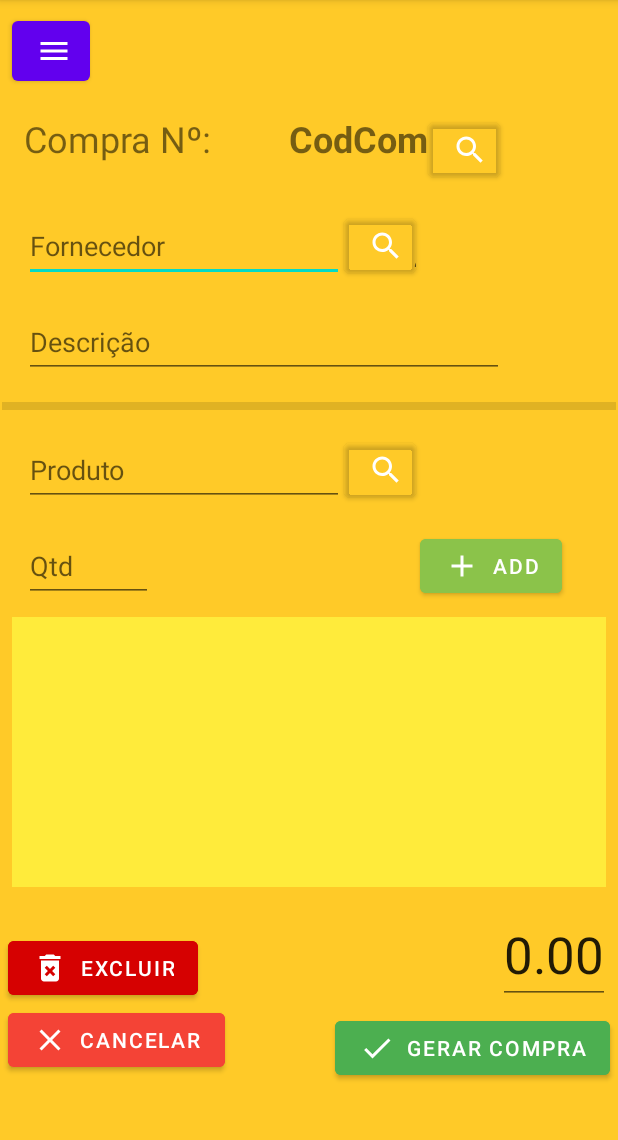
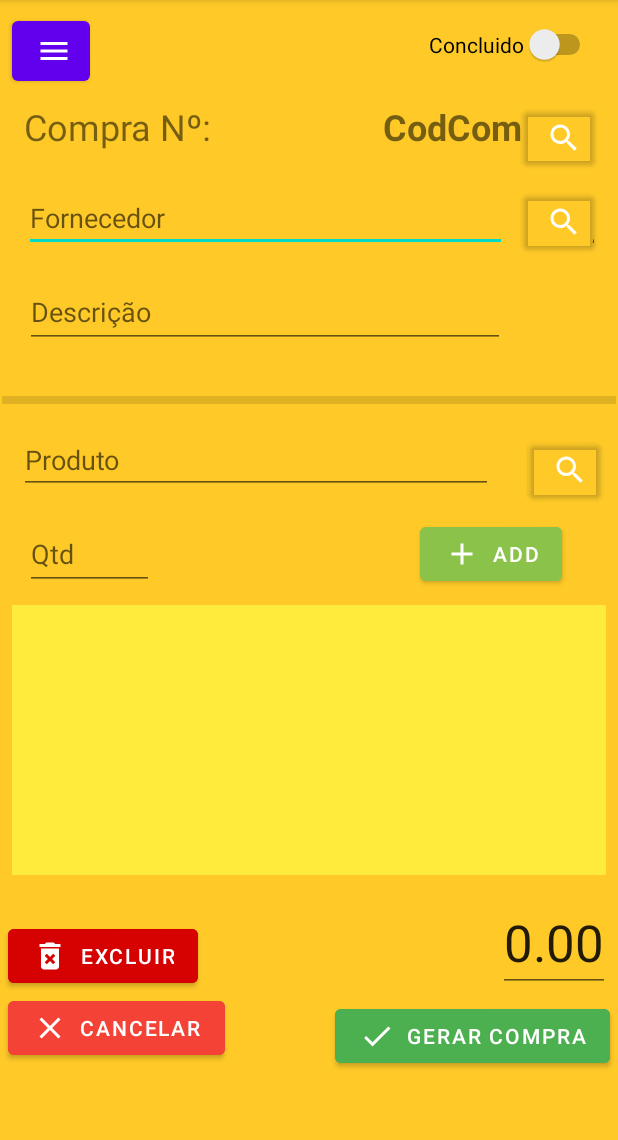
Before and after one commit to r4f4siqueira/BVenda, an Android app: the compra screen opened directly, with no data from a screen before it, on a phone screen of 412 x 824 dp, the part 84-1224 px from its top. Run offline under Robolectric (Android 15) with nearby library versions, the phone set to English and light mode, and no system bars.

Commit message:
Concluído (Venda e Compra)
Adicionado a informação de concluído na venda e na compra, para saber qual podemos continuar editando e qual já foi encerrada;

```diff
--- a/app/src/main/java/uakas/com/bvenda/compra.java
+++ b/app/src/main/java/uakas/com/bvenda/compra.java
@@ -12,6 +12,7 @@ import android.widget.ArrayAdapter;
 import android.widget.Button;
 import android.widget.EditText;
 import android.widget.ListView;
+import android.widget.Switch;
 import android.widget.TextView;
 import android.widget.Toast;
 
@@ -44,6 +45,7 @@ public class compra extends AppCompatActivity {
     private ItemCompra ic;
     private Produto produto;
     private Pessoa pessoa;
+    private Switch switchConcluido;
 
 
     @Override
@@ -57,6 +59,7 @@ public class compra extends AppCompatActivity {
         Textoquantidade = findViewById(R.id.etCompraQuantidade);
         ListaItens = findViewById(R.id.lvItensCompra);
         Textoid_produto = findViewById(R.id.etCompraProduto);
+        switchConcluido = findViewById(R.id.swCompra);
         // se clicou pra editar
         Intent it = getIntent();
         if(it.getSerializableExtra("objeto")!=null){ // verifica se foi passado algum objeto para editar
@@ -76,6 +79,8 @@ public class compra extends AppCompatActivity {
             }
             if (c.getValor() != null)
                 Textovalor.setText(c.getValor()+"");
+            if (c.getConcluido() !=null)
+                switchConcluido.setChecked(c.getConcluido());
         } else {
             c = new Compra();
         }
@@ -126,6 +131,8 @@ public class compra extends AppCompatActivity {
                         Textoid_fornecedor.setText(c.getId_fornecedor()+"");
                     if (c.getValor() != null)
                         Textovalor.setText(c.getValor()+"");
+                    if (c.getConcluido()!=null)
+                        switchConcluido.setChecked(c.getConcluido());
                     List<EntidadeBanco> lista = BDDados.Listar(new Pessoa(), getApplicationContext(), null, "id = ?", new String[]{Textoid_fornecedor.getText().toString()});// muito cuidado usando essa funcao, qualquer coisa no campos quebra ela
                     if (lista.get(0) != null){ // protecao para caso nao exista mais o fornecedor com esse ID
                         pessoa = (Pessoa) lista.get(0);
@@ -159,6 +166,7 @@ public class compra extends AppCompatActivity {
         }
         c.setDescricao(Textodescricao.getText().toString());
         c.setValor(Float.parseFloat(Textovalor.getText().toString()));
+        c.setConcluido(switchConcluido.isChecked());
         if (!Textoid_fornecedor.getText().toString().equals("") && pessoa != null) {
             c.setId_fornecedor(pessoa.getId()); //pega da pessoa
         } else {
@@ -234,6 +242,7 @@ public class compra extends AppCompatActivity {
         Textoid_produto.setText("");
         Textoquantidade.setText("");
         Textovalor.setText("0.00");
+        switchConcluido.setChecked(false);
     }
 
     public void removerCompra (View view){
--- a/app/src/main/res/layout/activity_compra.xml
+++ b/app/src/main/res/layout/activity_compra.xml
@@ -23,25 +23,31 @@
 
             <EditText
                 android:id="@+id/etCompraFornecedor"
-                android:layout_width="0dp"
-                android:layout_height="48dp"
+                android:layout_width="322dp"
+                android:layout_height="44dp"
                 android:layout_marginStart="16dp"
-                android:layout_marginTop="16dp"
+                android:layout_marginTop="8dp"
+                android:layout_marginEnd="8dp"
                 android:ems="10"
                 android:hint="Fornecedor"
                 android:inputType="textPersonName"
+                app:layout_constraintEnd_toStartOf="@+id/btCompraPesquisaFornecedor"
+                app:layout_constraintHorizontal_bias="0.0"
                 app:layout_constraintStart_toStartOf="parent"
                 app:layout_constraintTop_toBottomOf="@+id/textView" />
 
             <EditText
                 android:id="@+id/etCompraProduto"
-                android:layout_width="0dp"
-                android:layout_height="48dp"
+                android:layout_width="316dp"
+                android:layout_height="44dp"
                 android:layout_marginStart="16dp"
                 android:layout_marginTop="16dp"
+                android:layout_marginEnd="8dp"
                 android:ems="10"
                 android:hint="Produto"
                 android:inputType="textPersonName"
+                app:layout_constraintEnd_toStartOf="@+id/btCompraPesquisaProduto"
+                app:layout_constraintHorizontal_bias="0.0"
                 app:layout_constraintStart_toStartOf="parent"
                 app:layout_constraintTop_toBottomOf="@+id/divider" />
 
@@ -50,7 +56,9 @@
                 android:layout_width="409dp"
                 android:layout_height="5dp"
                 android:layout_marginTop="16dp"
+                android:layout_marginBottom="12dp"
                 android:background="?android:attr/listDivider"
+                app:layout_constraintBottom_toTopOf="@+id/btCompraPesquisaProduto"
                 app:layout_constraintEnd_toEndOf="parent"
                 app:layout_constraintStart_toStartOf="parent"
                 app:layout_constraintTop_toBottomOf="@+id/etCompraDescricao" />
@@ -65,6 +73,7 @@
                 android:onClick="salvarItemCompra"
                 android:text="Add"
                 app:icon="@drawable/ic_baseline_add_24"
+                app:layout_constraintBottom_toTopOf="@+id/lvItensCompra"
                 app:layout_constraintEnd_toEndOf="parent"
                 app:layout_constraintTop_toBottomOf="@+id/etCompraProduto" />
 
@@ -72,13 +81,18 @@
                 android:id="@+id/btCompraPesquisaProduto"
                 android:layout_width="48dp"
                 android:layout_height="48dp"
-                android:layout_marginTop="16dp"
+                android:layout_marginStart="15dp"
+                android:layout_marginTop="8dp"
+                android:layout_marginEnd="16dp"
+                android:layout_marginBottom="8dp"
                 android:backgroundTint="#00FFFFFF"
                 android:hint="produto"
                 android:isScrollContainer="false"
                 android:onClick="listar"
                 android:textAlignment="center"
                 app:icon="@drawable/ic_baseline_search_24"
+                app:layout_constraintBottom_toTopOf="@+id/btCompraAddItem"
+                app:layout_constraintEnd_toEndOf="parent"
                 app:layout_constraintStart_toEndOf="@+id/etCompraProduto"
                 app:layout_constraintTop_toBottomOf="@+id/divider" />
 
@@ -88,9 +102,13 @@
                 android:layout_height="48dp"
                 android:layout_marginStart="16dp"
                 android:layout_marginTop="16dp"
+                android:layout_marginEnd="177dp"
+                android:layout_marginBottom="10dp"
                 android:ems="10"
                 android:hint="Qtd"
                 android:inputType="textPersonName"
+                app:layout_constraintBottom_toTopOf="@+id/lvItensCompra"
+                app:layout_constraintEnd_toStartOf="@+id/btCompraAddItem"
                 app:layout_constraintStart_toStartOf="parent"
                 app:layout_constraintTop_toBottomOf="@+id/etCompraProduto" />
 
@@ -98,29 +116,16 @@
                 android:id="@+id/btCompraPesquisaFornecedor"
                 android:layout_width="48dp"
                 android:layout_height="48dp"
-                android:layout_marginTop="16dp"
+                android:layout_marginTop="8dp"
+                android:layout_marginEnd="16dp"
                 android:backgroundTint="#00FFFFFF"
                 android:hint="fornecedor"
                 android:isScrollContainer="false"
                 android:onClick="listar"
                 android:textAlignment="center"
                 app:icon="@drawable/ic_baseline_search_24"
-                app:layout_constraintStart_toEndOf="@+id/etCompraFornecedor"
+                app:layout_constraintEnd_toEndOf="parent"
                 app:layout_constraintTop_toBottomOf="@+id/btCompraPesquisa" />
-
-            <Button
-                android:id="@+id/btCompraPesquisa"
-                android:layout_width="48dp"
-                android:layout_height="48dp"
-                android:layout_marginTop="16dp"
-                android:backgroundTint="#00FFFFFF"
-                android:hint="compra"
-                android:isScrollContainer="false"
-                android:onClick="listar"
-                android:textAlignment="center"
-                app:icon="@drawable/ic_baseline_search_24"
-                app:layout_constraintStart_toEndOf="@+id/tvCompraCod"
-                app:layout_constraintTop_toBottomOf="@+id/btCompraMenu" />
 
             <EditText
                 android:id="@+id/etCompraDescricao"
@@ -128,9 +133,13 @@
                 android:layout_height="48dp"
                 android:layout_marginStart="16dp"
                 android:layout_marginTop="16dp"
+                android:layout_marginEnd="75dp"
+                android:layout_marginBottom="16dp"
                 android:ems="10"
                 android:hint="Descrição"
                 android:inputType="textPersonName"
+                app:layout_constraintBottom_toTopOf="@+id/divider"
+                app:layout_constraintEnd_toEndOf="parent"
                 app:layout_constraintStart_toStartOf="parent"
                 app:layout_constraintTop_toBottomOf="@+id/etCompraFornecedor" />
 
@@ -163,10 +172,12 @@
                 android:layout_width="wrap_content"
                 android:layout_height="48dp"
                 android:layout_marginStart="16dp"
-                android:layout_marginTop="16dp"
+                android:layout_marginTop="8dp"
+                android:layout_marginEnd="113dp"
                 android:text="Compra Nº:"
                 android:textAlignment="textStart"
                 android:textSize="24sp"
+                app:layout_constraintEnd_toStartOf="@+id/tvCompraCod"
                 app:layout_constraintStart_toStartOf="parent"
                 app:layout_constraintTop_toBottomOf="@+id/btCompraMenu" />
 
@@ -174,13 +185,27 @@
                 android:id="@+id/tvCompraCod"
                 android:layout_width="94dp"
                 android:layout_height="48dp"
-                android:layout_marginStart="50dp"
-                android:layout_marginTop="16dp"
+                android:layout_marginTop="8dp"
                 android:text="CodCom"
                 android:textAlignment="textEnd"
                 android:textSize="24sp"
                 android:textStyle="bold"
-                app:layout_constraintStart_toEndOf="@+id/textView"
+                app:layout_constraintEnd_toStartOf="@+id/btCompraPesquisa"
+                app:layout_constraintTop_toBottomOf="@+id/btCompraMenu" />
+
+            <Button
+                android:id="@+id/btCompraPesquisa"
+                android:layout_width="48dp"
+                android:layout_height="48dp"
+                android:layout_marginTop="8dp"
+                android:layout_marginEnd="16dp"
+                android:backgroundTint="#00FFFFFF"
+                android:hint="compra"
+                android:isScrollContainer="false"
+                android:onClick="listar"
+                android:textAlignment="center"
+                app:icon="@drawable/ic_baseline_search_24"
+                app:layout_constraintEnd_toEndOf="parent"
                 app:layout_constraintTop_toBottomOf="@+id/btCompraMenu" />
 
             <ListView
@@ -232,6 +257,22 @@
                 app:icon="@drawable/ic_baseline_delete_forever_24"
                 app:layout_constraintBottom_toTopOf="@+id/btCompraCancelar"
                 app:layout_constraintStart_toStartOf="parent" />
+
+            <Switch
+                android:id="@+id/swCompra"
+                android:layout_width="wrap_content"
+                android:layout_height="wrap_content"
+                android:layout_marginStart="226dp"
+                android:layout_marginTop="16dp"
+                android:layout_marginEnd="16dp"
+                android:layout_marginBottom="25dp"
+                android:text="Concluido"
+                app:layout_constraintBottom_toTopOf="@+id/tvCompraCod"
+                app:layout_constraintEnd_toEndOf="parent"
+                app:layout_constraintHorizontal_bias="0.0"
+                app:layout_constraintStart_toEndOf="@+id/btCompraMenu"
+                app:layout_constraintTop_toTopOf="parent"
+                app:layout_constraintVertical_bias="0.0" />
         </androidx.constraintlayout.widget.ConstraintLayout>
     </ScrollView>
 </androidx.constraintlayout.widget.ConstraintLayout>
```
Also changed, not shown: app/src/main/java/uakas/com/bvenda/Banco/BDSetup.java (+6 -2 lines), app/src/main/java/uakas/com/bvenda/Entidades/Compra.java (+12 -4 lines), app/src/main/java/uakas/com/bvenda/Entidades/Pessoa.java (+5 -8 lines), app/src/main/java/uakas/com/bvenda/Entidades/Venda.java (+12 -6 lines), app/src/main/java/uakas/com/bvenda/venda.java (+9 -0 lines), app/src/main/res/layout/activity_venda.xml (+56 -17 lines), 3 other files.
